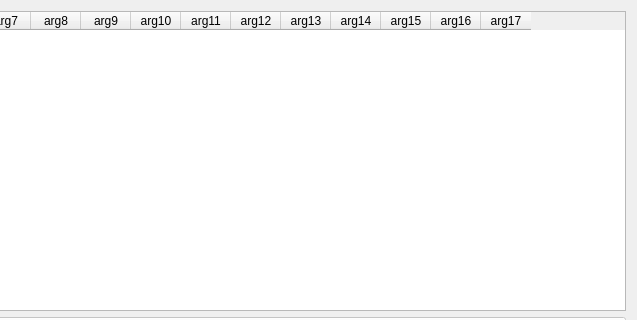
Before: the Qt Designer form mainwindow.ui in rezy91/TestBoard785, drawn with Qt 5; both pictures show x 531 to 1168 and y 0 to 320 of the 1168 by 727 pixel window.
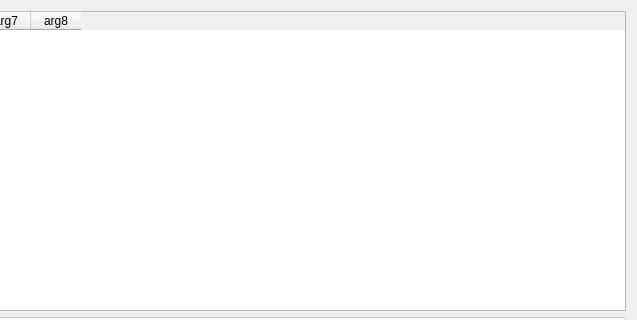
After: the same form once the commit is applied.

Commit message: float transfer via protocol V200 (obsolete divider and divisor)

What changed in the file:
```diff
--- a/mainwindow.ui
+++ b/mainwindow.ui
@@ -154,7 +154,7 @@
          <number>0</number>
         </property>
         <property name="columnCount">
-         <number>21</number>
+         <number>12</number>
         </property>
         <attribute name="horizontalHeaderDefaultSectionSize">
          <number>50</number>
@@ -225,51 +225,6 @@
           <string>arg8</string>
          </property>
         </column>
-        <column>
-         <property name="text">
-          <string>arg9</string>
-         </property>
-        </column>
-        <column>
-         <property name="text">
-          <string>arg10</string>
-         </property>
-        </column>
-        <column>
-         <property name="text">
-          <string>arg11</string>
-         </property>
-        </column>
-        <column>
-         <property name="text">
-          <string>arg12</string>
-         </property>
-        </column>
-        <column>
-         <property name="text">
-          <string>arg13</string>
-         </property>
-        </column>
-        <column>
-         <property name="text">
-          <string>arg14</string>
-         </property>
-        </column>
-        <column>
-         <property name="text">
-          <string>arg15</string>
-         </property>
-        </column>
-        <column>
-         <property name="text">
-          <string>arg16</string>
-         </property>
-        </column>
-        <column>
-         <property name="text">
-          <string>arg17</string>
-         </property>
-        </column>
        </widget>
       </item>
       <item>
```
The commit also changes 2 other files.
